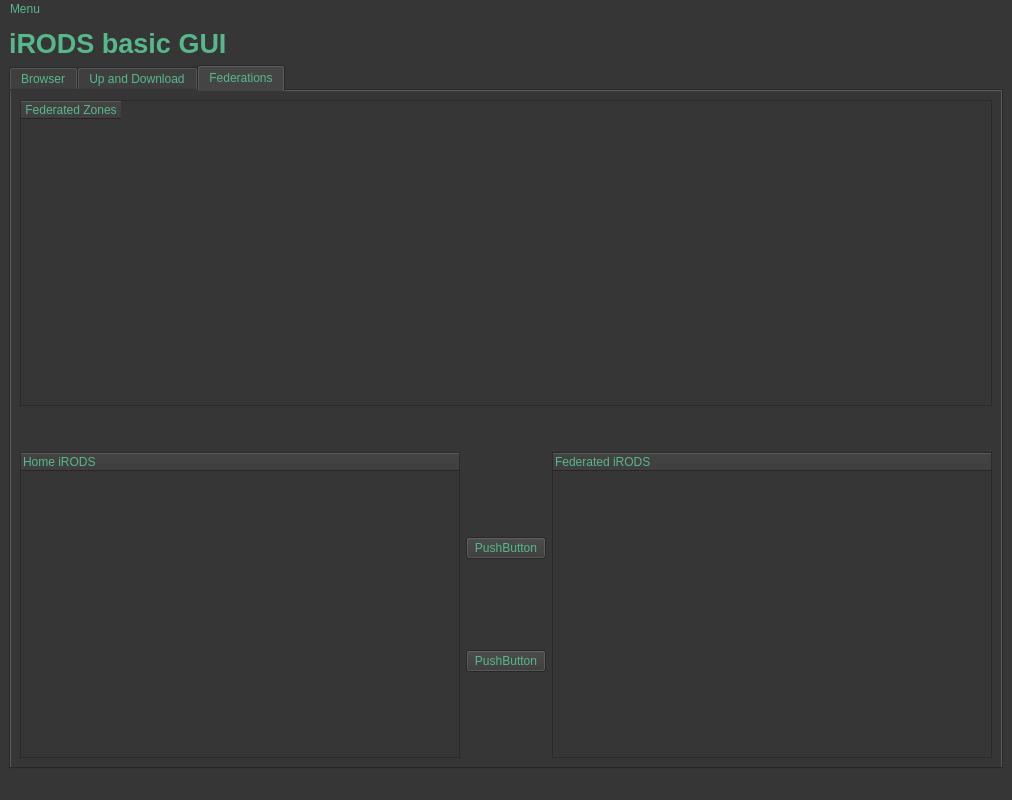
This is irods-basicGUI/irodsBrowserMain.ui in iBridges-for-iRODS/iBridges as Qt 5 draws it before an edit. The edited form follows.
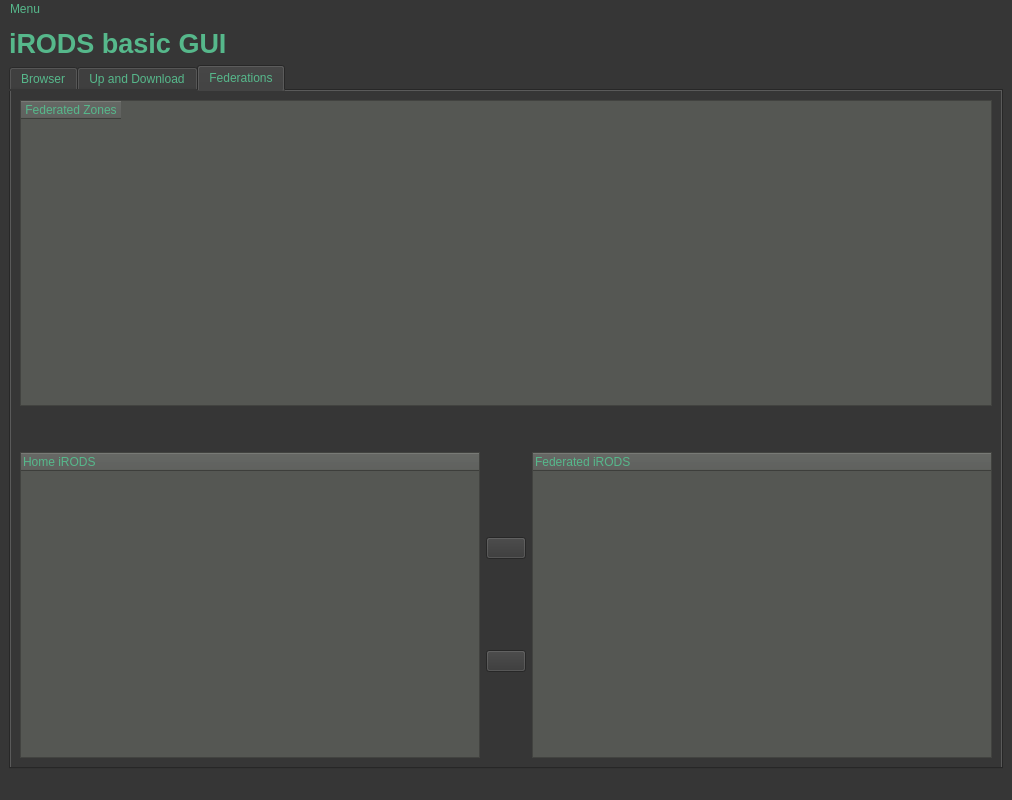
This is the edited form. The open tabs and pages were chosen to show the change.

Commit message: Color settings

```diff
--- a/irods-basicGUI/irodsBrowserMain.ui
+++ b/irods-basicGUI/irodsBrowserMain.ui
@@ -564,6 +564,9 @@
        <layout class="QVBoxLayout" name="verticalLayout_8">
         <item>
          <widget class="QTableWidget" name="tableWidget">
+          <property name="styleSheet">
+           <string notr="true">background-color: rgb(85, 87, 83);</string>
+          </property>
           <column>
            <property name="text">
             <string>Federated Zones</string>
@@ -591,6 +594,9 @@
          <layout class="QHBoxLayout" name="horizontalLayout_5">
           <item>
            <widget class="QTreeWidget" name="treeWidget">
+            <property name="styleSheet">
+             <string notr="true">background-color: rgb(85, 87, 83);</string>
+            </property>
             <column>
              <property name="text">
               <string>Home iRODS</string>
@@ -603,14 +609,14 @@
             <item>
              <widget class="QPushButton" name="pushButton">
               <property name="text">
-               <string>PushButton</string>
+               <string/>
               </property>
              </widget>
             </item>
             <item>
              <widget class="QPushButton" name="pushButton_2">
               <property name="text">
-               <string>PushButton</string>
+               <string/>
               </property>
              </widget>
             </item>
@@ -618,6 +624,9 @@
           </item>
           <item>
            <widget class="QTreeWidget" name="treeWidget_2">
+            <property name="styleSheet">
+             <string notr="true">background-color: rgb(85, 87, 83);</string>
+            </property>
             <column>
              <property name="text">
               <string>Federated iRODS</string>
```
Left out of the diff: 8 changed lines with no effect on the pictures. The commit also changes 1 other file.
